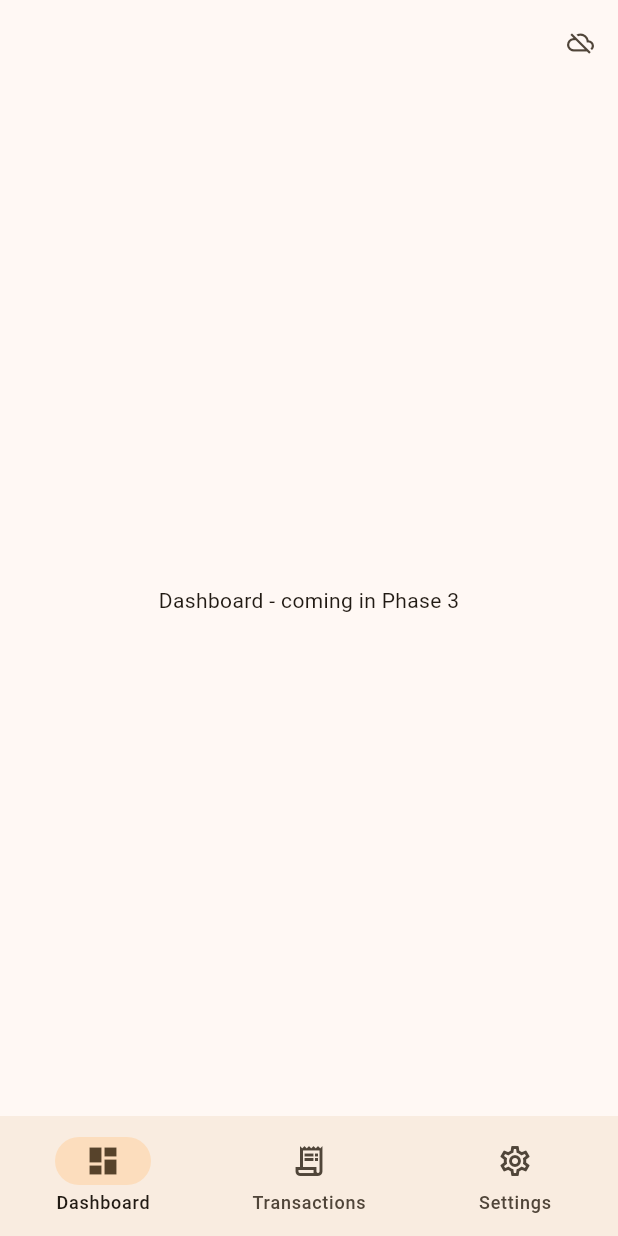
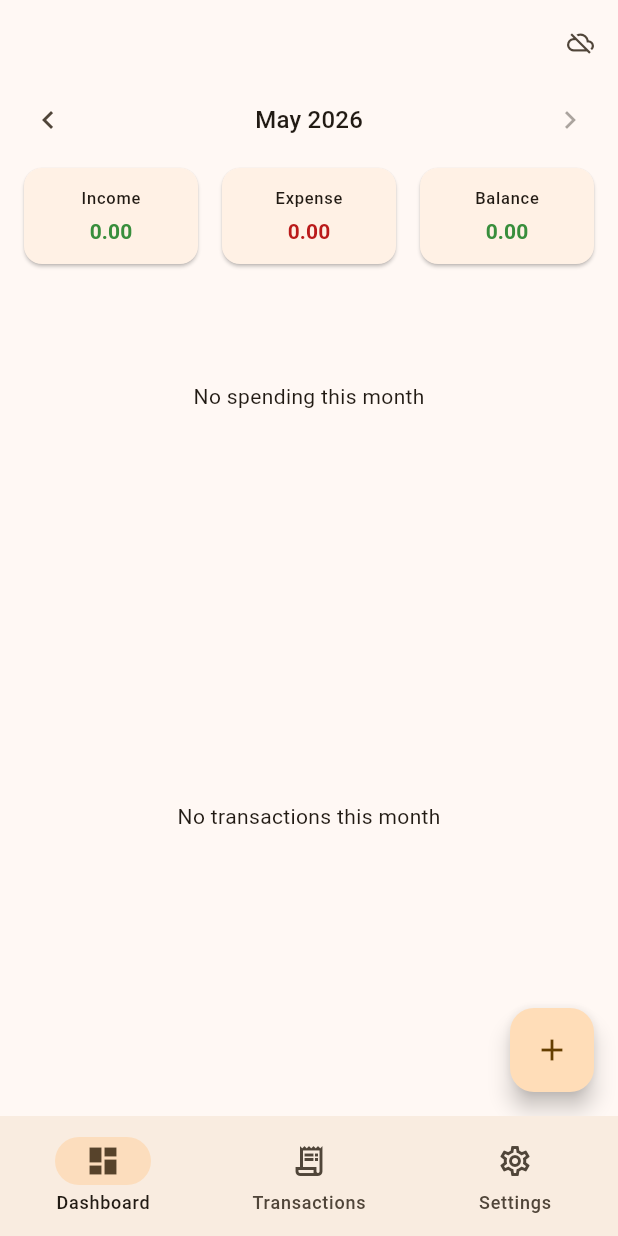
Before and after one commit to mahiznan/GlintBudgetOne, a Flutter app: the screen it shows once a user with an empty profile is signed in, on a phone screen of 412 x 824 dp. Run offline on Flutter 3.47's test engine with Material 3 defaults, Android fonts, the phone set to English and light mode, and no system bars; our stand-ins replace cloud_firestore, firebase_auth, firebase_core, fl_chart, flutter_riverpod, go_router and 1 more; accounts and stored records are empty.

Commit message:
feat: implement Dashboard screen (month picker, stats, chart, transaction list)
Co-Authored-By: Claude Sonnet 4.6 <noreply@anthropic.com>

```diff
--- a/lib/features/dashboard/dashboard_screen.dart
+++ b/lib/features/dashboard/dashboard_screen.dart
@@ -1,12 +1,108 @@
 import 'package:flutter/material.dart';
+import 'package:flutter_riverpod/flutter_riverpod.dart';
+import 'package:go_router/go_router.dart';
+import 'package:intl/intl.dart';
+import '../../core/models/transaction.dart';
+import '../../core/store/derived_providers.dart';
+import '../../core/store/firestore_providers.dart';
+import '../../core/widgets/transaction_tile.dart';
+import 'widgets/month_picker_row.dart';
+import 'widgets/spending_chart.dart';
+import 'widgets/summary_cards_row.dart';
 
-class DashboardScreen extends StatelessWidget {
+class DashboardScreen extends ConsumerWidget {
   const DashboardScreen({super.key});
 
   @override
+  Widget build(BuildContext context, WidgetRef ref) {
+    final stats = ref.watch(dashboardStatsProvider);
+    final txns = ref.watch(filteredTransactionsProvider);
+    final pref = ref.watch(preferenceStreamProvider);
+    final grouped = _groupByDate(txns);
+    final sortedDates = grouped.keys.toList()..sort((a, b) => b.compareTo(a));
+
+    final items = <_Item>[];
+    for (final date in sortedDates) {
+      items.add(_DateHeaderItem(date));
+      for (final t in grouped[date]!) {
+        items.add(_TxItem(t));
+      }
+    }
+
+    return Scaffold(
+      body: SafeArea(
+        child: Column(
+          children: [
+            const MonthPickerRow(),
+            SummaryCardsRow(stats: stats),
+            SpendingChart(
+              breakdown: stats.categoryBreakdown,
+              chartType: pref.spendingChartType ?? 'bar',
+            ),
+            Expanded(
+              child: txns.isEmpty
+                  ? const Center(child: Text('No transactions this month'))
+                  : ListView.builder(
+                      itemCount: items.length,
+                      itemBuilder: (context, index) {
+                        final item = items[index];
+                        if (item is _DateHeaderItem) {
+                          return _DateHeader(date: item.date);
+                        }
+                        final tx = (item as _TxItem).transaction;
+                        return TransactionTile(
+                          transaction: tx,
+                          onTap: () => context.push('/app/add', extra: tx),
+                        );
+                      },
+                    ),
+            ),
+          ],
+        ),
+      ),
+      floatingActionButton: FloatingActionButton(
+        onPressed: () => context.push('/app/add'),
+        child: const Icon(Icons.add),
+      ),
+    );
+  }
+
+  Map<DateTime, List<Transaction>> _groupByDate(List<Transaction> txns) {
+    final map = <DateTime, List<Transaction>>{};
+    for (final t in txns) {
+      final day = DateTime(t.date.year, t.date.month, t.date.day);
+      map.putIfAbsent(day, () => []).add(t);
+    }
+    return map;
+  }
+}
+
+sealed class _Item {}
+
+class _DateHeaderItem extends _Item {
+  _DateHeaderItem(this.date);
+  final DateTime date;
+}
+
+class _TxItem extends _Item {
+  _TxItem(this.transaction);
+  final Transaction transaction;
+}
+
+class _DateHeader extends StatelessWidget {
+  const _DateHeader({required this.date});
+  final DateTime date;
+
+  @override
   Widget build(BuildContext context) {
-    return const Center(
-      child: Text('Dashboard - coming in Phase 3'),
+    return Padding(
+      padding: const EdgeInsets.fromLTRB(16, 12, 16, 4),
+      child: Text(
+        DateFormat('EEE, d MMM').format(date),
+        style: Theme.of(context).textTheme.labelLarge?.copyWith(
+              color: Theme.of(context).colorScheme.primary,
+            ),
+      ),
     );
   }
 }
```
Also changed, not shown: 1 other file.
